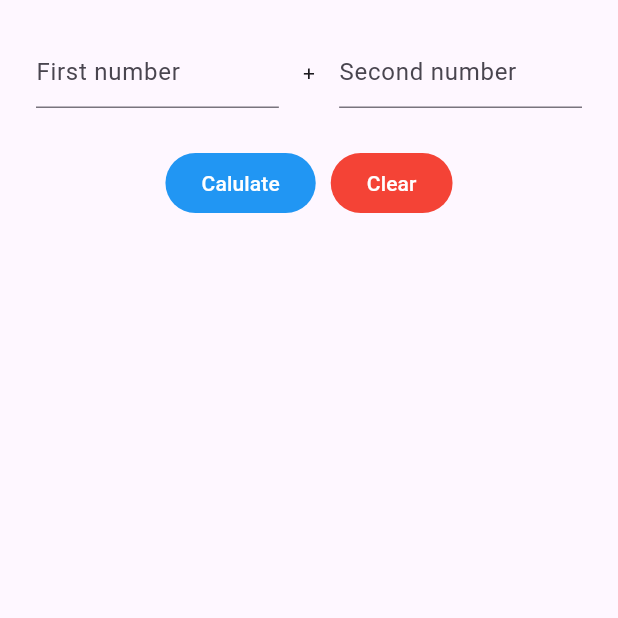
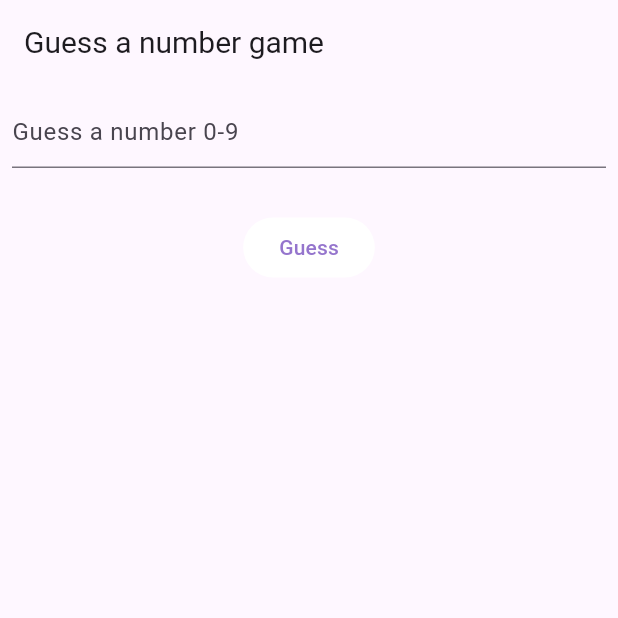
Before and after one commit to kimmysoybad404/flutter_application, a Flutter app: the screen it shows after launch, on a phone screen of 412 x 824 dp, the top half of it. Run offline on Flutter 3.47's test engine with Material 3 defaults, Android fonts, the phone set to English and light mode, and no system bars.

Commit message:
finish assignment 5_3

```diff
--- a/lib/main.dart
+++ b/lib/main.dart
@@ -1,9 +1,9 @@
 import 'package:flutter/material.dart';
-import 'package:flutter_application/week05/assignment5_2.dart';
+import 'package:flutter_application/week05/assignment5_3.dart';
 
 void main() {
   runApp(MaterialApp(home:
-      Assignment52(), debugShowCheckedModeBanner: false,
+      Assignment53(), debugShowCheckedModeBanner: false,
 
     ),
   );
--- /dev/null
+++ b/lib/week05/assignment5_3.dart
@@ -0,0 +1,104 @@
+import 'dart:math';
+
+import 'package:flutter/material.dart';
+
+class Assignment53 extends StatefulWidget {
+  const Assignment53({super.key});
+
+  @override
+  State<Assignment53> createState() => _Assignment53State();
+}
+
+class _Assignment53State extends State<Assignment53> {
+  TextEditingController tcnumber = TextEditingController();
+  String result = '';
+  String btnText = 'Guess';
+  int ranNum = Random().nextInt(10);
+  int change = 3;
+
+  void checkNum() {
+    int? number = int.tryParse(tcnumber.text);
+    if (number == null){
+      setState(() {
+        result = 'Incorrect input';
+
+      });
+      return;
+    }
+
+    if (btnText == "Replay"){
+      setState(() {
+        tcnumber.clear();
+        result = '';
+        btnText = 'Guess';
+        ranNum = Random().nextInt(10);
+      });
+      return;
+    }
+
+    if (change != 0) {
+      if (ranNum > number! && change != 0) {
+        setState(() {
+
+          result = "$number is too small, $change(s) left!";
+          change--;
+        });
+
+        return;
+      } else if (ranNum < number && change != 0) {
+        setState(() {
+
+          result = "$number is too large, $change(s) left!";
+          change--;
+        });
+
+        return;
+      } else {
+        setState(() {
+          result = "Correct, you win!";
+          btnText = 'Replay';
+          change = 3;
+          ranNum = Random().nextInt(10);
+        });
+      }
+    } else {
+      setState(() {
+        result = 'Sorry,you lose. The answer is $ranNum';
+        btnText = 'Replay';
+        change = 3;
+        ranNum = Random().nextInt(10);
+      });
+    }
+  }
+
+  @override
+  Widget build(BuildContext context) {
+    return Scaffold(
+      appBar: AppBar(
+        title: Text("Guess a number game", style: TextStyle(fontSize: 20)),
+      ),
+      body: Column(
+        children: [
+          Padding(
+            padding: const EdgeInsets.all(8.0),
+            child: TextField(
+              controller: tcnumber,
+              decoration: const InputDecoration(hintText: 'Guess a number 0-9'),
+            ),
+          ),
+          Text(result, style:  TextStyle(color: Colors.red),),
+          FilledButton(
+            onPressed: checkNum,
+            style: ButtonStyle(
+              backgroundColor: WidgetStatePropertyAll(Colors.white),
+            ),
+            child: Text(
+              btnText,
+              style: TextStyle(color: Colors.deepPurple[300]),
+            ),
+          ),
+        ],
+      ),
+    );
+  }
+}
```
